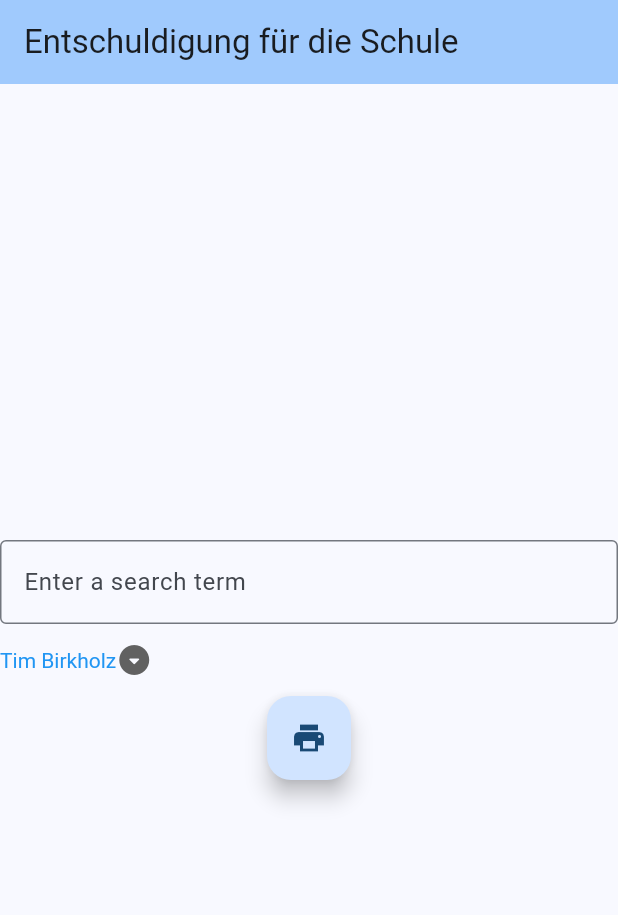
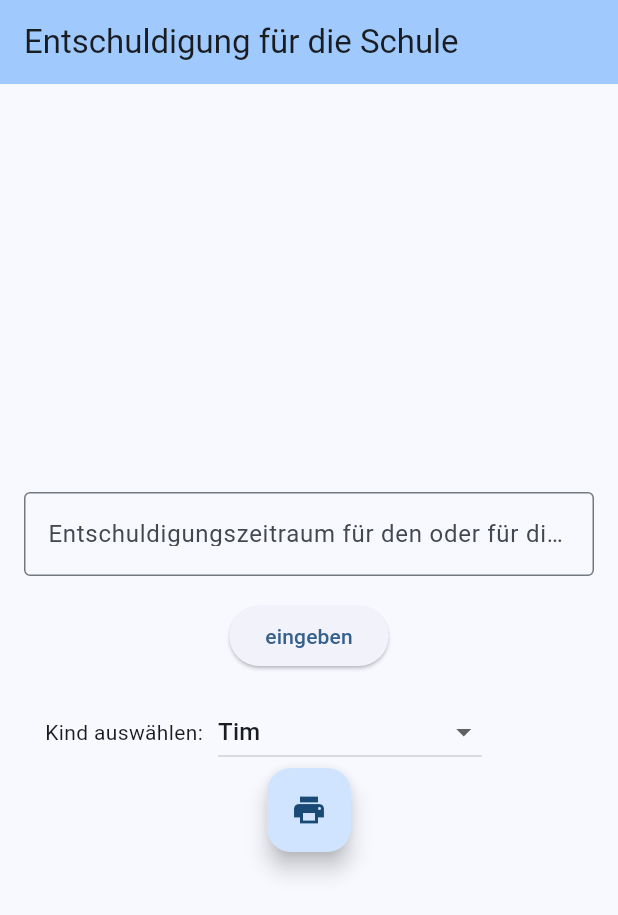
Before and after one commit to chrbuchsteiner61/myapp, a Flutter app: the screen it shows after launch, on a phone screen of 412 x 824 dp. Shown: the top 915 px of the screen. Run offline on Flutter 3.47's test engine with Material 3 defaults, Android fonts, the phone set to English and light mode, and no system bars; our stand-ins replace logger, pdf, printing.

Commit message:
feat(input_fields): Add DateOfIllness input field
This commit adds a new input field for the date of illness.
The input is a free text field for entering the date range of the absence.
The input is sent to the parent widget via a callback function.

This addresses the requirement for allowing the user to input the date of illness.

```diff
--- a/lib/input_fields/date_of_illness.dart
+++ b/lib/input_fields/date_of_illness.dart
@@ -1,17 +1,39 @@
 import 'package:flutter/material.dart';
 
-class DateOfIllness extends StatelessWidget {
-  final String aDate;
+class DateOfIllness extends StatefulWidget {
+  final Function(String) onSubmitted; // Callback to parent
 
-  const DateOfIllness({super.key, required this.aDate});
+  const DateOfIllness({required this.onSubmitted, super.key});
 
   @override
+  DateOfIllnessState createState() => DateOfIllnessState();
+}
+
+class DateOfIllnessState extends State<DateOfIllness> {
+  final TextEditingController _controller = TextEditingController();
+  @override
   Widget build(BuildContext context) {
-    return const TextField(
-      decoration: InputDecoration(
-    border: OutlineInputBorder(),
-    hintText: 'Enter a search term',
-  ),
+    return Padding(
+      padding: const EdgeInsets.all(16.0),
+      child: Column(
+        children: [
+          TextField(
+            controller: _controller,
+            decoration: const InputDecoration(
+              labelText:
+                  'Entschuldigungszeitraum für den oder für die Zeit von bis',
+              border: OutlineInputBorder(),
+            ),
+          ),
+          const SizedBox(height: 16),
+          ElevatedButton(
+            onPressed: () {
+              widget.onSubmitted(_controller.text); // Send value to parent
+            },
+            child: const Text('eingeben'),
+          ),
+        ],
+      ),
     );
   }
 }
--- a/lib/input_fields/name_of_child.dart
+++ /dev/null
@@ -1,41 +0,0 @@
-import 'package:flutter/material.dart';
-
-const List<String> ourKids = <String>['Tim Birkholz', 'Nils Birkholz'];
-
-class NameOfChild extends StatefulWidget {
-  final String aName;
-  const NameOfChild({super.key, required this.aName});
-
-  @override
-  State<NameOfChild> createState() => NameOfChildState();
-}
-
-class NameOfChildState extends State<NameOfChild> {
-  String dropdownValue = ourKids.first;
-
-  @override
-  Widget build(BuildContext context) {
-    return Align(
-      alignment: Alignment.centerLeft,
-      child: DropdownButton<String>(
-        value: dropdownValue,
-        icon: const Icon(Icons.arrow_drop_down_circle_rounded),
-        elevation: 16,
-        style: const TextStyle(color: Colors.blue),
-        underline: const SizedBox(),
-        onChanged: (String? value) {
-          // This is called when the user selects an item.
-          setState(() {
-            dropdownValue = value!;
-          });
-        },
-        items: ourKids.map<DropdownMenuItem<String>>((String value) {
-          return DropdownMenuItem<String>(
-            value: value,
-            child: Text(value),
-          );
-        }).toList(),
-      ),
-    );
-  }
-}
--- /dev/null
+++ b/lib/input_fields/select_child.dart
@@ -0,0 +1,39 @@
+import 'package:flutter/material.dart';
+
+class SelectChild extends StatelessWidget {
+  final String? selectedValue;
+  final ValueChanged<String?> onChanged;
+
+  const SelectChild({
+    super.key,
+    required this.selectedValue,
+    required this.onChanged,
+  });
+
+  @override
+  Widget build(BuildContext context) {
+    return Align(
+      alignment: Alignment.centerLeft,
+      child: Row(children: [
+        const SizedBox(width: 30.0),
+        const Text("Kind auswählen:"),
+        const SizedBox(width: 10.0),
+        DropdownButton<String>(
+          value: selectedValue,
+          hint: const Text('Dein Kind auswählen'),
+          items: const [
+            DropdownMenuItem(
+              value: 'Tim Birkholz',
+              child: Text('Tim'),
+            ),
+            DropdownMenuItem(
+              value: 'Nils Birkholz',
+              child: Text('Nils'),
+            ),
+          ],
+          onChanged: onChanged,
+        ),
+      ]),
+    );
+  }
+}
--- a/lib/main.dart
+++ b/lib/main.dart
@@ -3,8 +3,8 @@ import 'dart:collection';
 import 'package:flutter/material.dart';
 import 'package:logger/logger.dart';
 import 'package:myapp/input_fields/date_of_illness.dart';
-import 'package:myapp/input_fields/name_of_child.dart';
 import 'package:myapp/appology_page.dart';
+import 'package:myapp/input_fields/select_child.dart';
 
 void main() {
   runApp(const MyAppology());
@@ -39,9 +39,9 @@ class StartingPage extends StatefulWidget {
 }
 
 class _StartingPageState extends State<StartingPage> {
-  void getChildName() {
-    setState(() {});
-  }
+  // State variable to hold the selected value
+  String? selectedChild = "Tim Birkholz";
+  String? appologyPeriode = "12.12.2023";
 
   @override
   Widget build(BuildContext context) {
@@ -53,7 +53,7 @@ class _StartingPageState extends State<StartingPage> {
     allElements['schoolAdress'] = "Gymnasium Oberursel";
     allElements['teacher'] = "Frau Brendel";
 
-    allElements['titleRow'] = "Entschulding für den";
+    allElements['titleRow'] = "Entschuldigung ";
     allElements['salutation'] = "Sehr geehrte Frau";
     allElements['reasonTextPart1'] = "unser Sohn";
     allElements['reasonTextPart2'] =
@@ -62,8 +62,8 @@ class _StartingPageState extends State<StartingPage> {
         "Wir bitten Sie, sein Fehlen zu entschuldigen.";
     allElements['endOfLetter'] = "Mit freundlichen Grüßen";
 
-    allElements['appologyDate'] = "12.12.24";
-    allElements['childName'] = "Tim Birkholz";
+    allElements['appologyDate'] = appologyPeriode!;
+    allElements['childName'] = selectedChild!;
 
     // logger.d(allElements);
 
@@ -75,12 +75,25 @@ class _StartingPageState extends State<StartingPage> {
       body: Column(
         mainAxisAlignment: MainAxisAlignment.center,
         children: <Widget>[
-          const DateOfIllness(aDate: "12.12.24"),
-          const NameOfChild(aName: "something"),
+          DateOfIllness(
+            onSubmitted: (value) {
+              setState(() {
+                appologyPeriode = value; // Update state with periode input
+              });
+            },
+          ),
+          SelectChild(
+            selectedValue: selectedChild,
+            onChanged: (value) {
+              setState(() {
+                selectedChild = value;
+              });
+            },
+          ),
           FloatingActionButton(
             onPressed: () async {
               // allElements['appologyDate'] = getAppologyDate();
-              //  allElements['childName'] = getChildName();
+              allElements['childName'] = selectedChild!;
 
               Navigator.of(context).push(
                 MaterialPageRoute(
```
